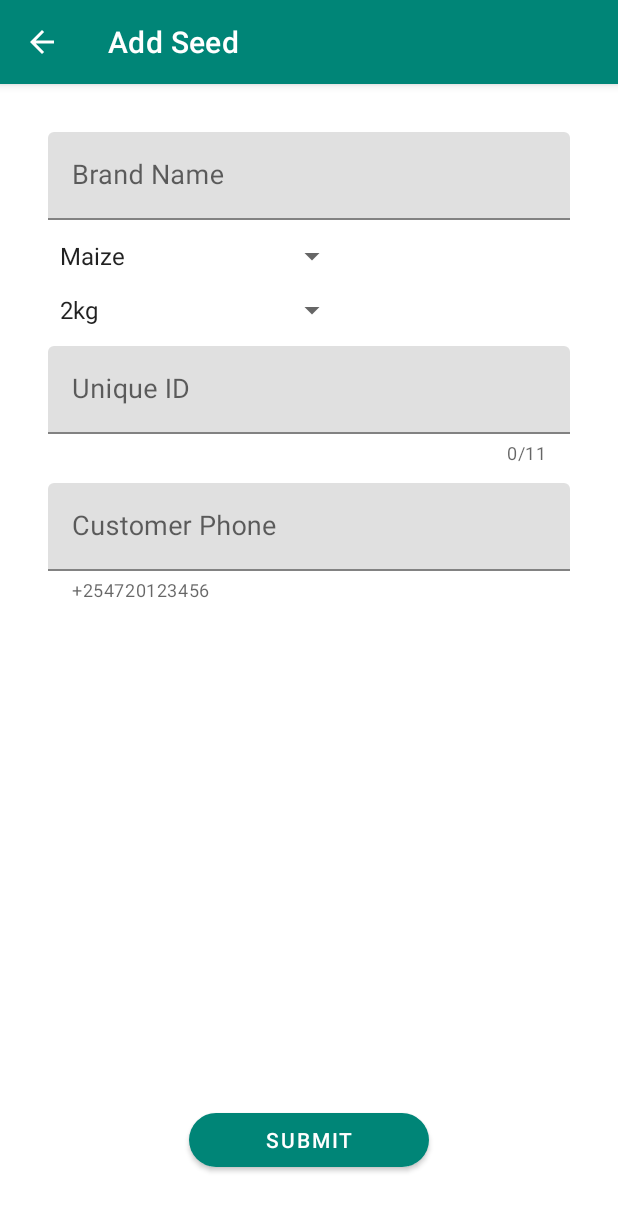
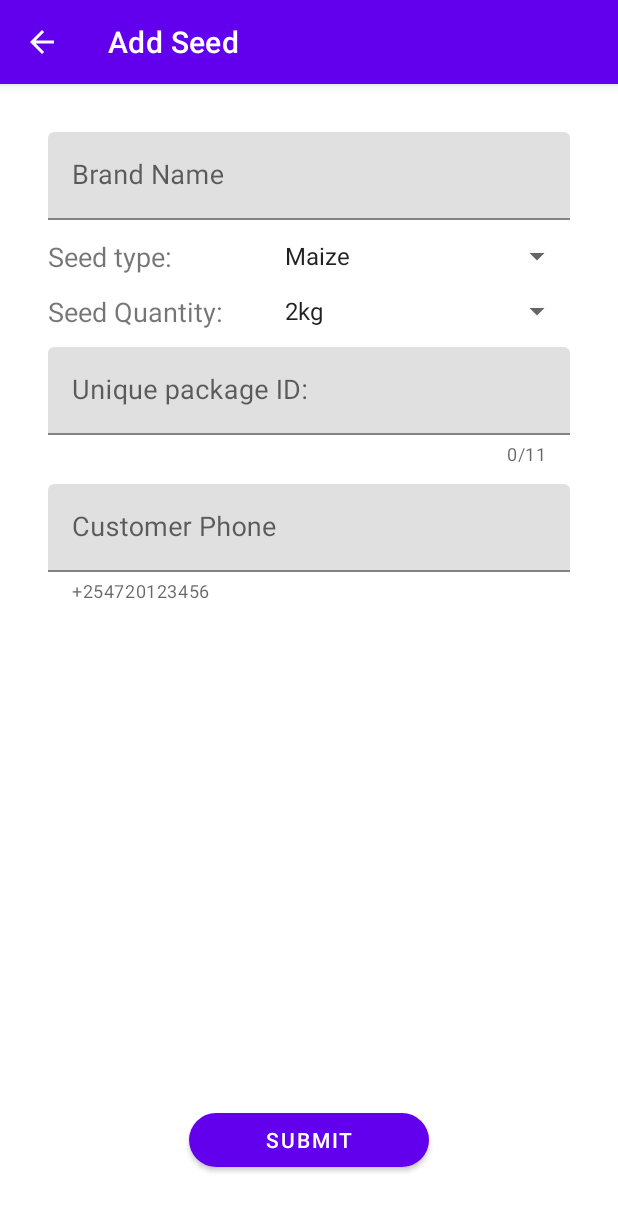
Before and after one commit to doc2dev/KoinTestDemo, an Android app: the AddSeedFragment screen opened through its navigation route, on a phone screen of 412 x 824 dp. Shown: the top 1211 px of the screen. Run offline under Robolectric (Android 15) with nearby library versions, the phone set to English and light mode, and no system bars; our stand-ins replace Room's generated code, RxJava, Timber.

Commit message:
UI tweaks

```diff
--- a/app/src/main/java/com/doc2dev/seedr/ui/addSeed/AddSeedFragment.kt
+++ b/app/src/main/java/com/doc2dev/seedr/ui/addSeed/AddSeedFragment.kt
@@ -88,11 +88,11 @@ class AddSeedFragment : Fragment() {
         val isSeedQuantitySelected = seedQuantitySelector.selectedItemPosition >= 0
         if (!isSeedQuantitySelected) {
             rootView.makeShortSnackbar("Seed quantity is required")
-            return isSeedQuantitySelected
+            return false
         }
         if (!isSeedTypeSelected) {
             rootView.makeShortSnackbar("Seed type is required")
-            return isSeedTypeSelected
+            return false
         }
         return brandName.validateNotEmpty() &&
             uniqueId.validateNotEmpty() &&
--- a/app/src/main/res/layout/fragment_add_seed.xml
+++ b/app/src/main/res/layout/fragment_add_seed.xml
@@ -24,21 +24,39 @@
 
     </com.google.android.material.textfield.TextInputLayout>
 
+    <TextView
+        android:id="@+id/seedTypeLabel"
+        android:layout_width="150dp"
+        android:layout_height="wrap_content"
+        android:text="@string/seed_type"
+        android:textSize="18sp"
+        android:layout_marginTop="12dp"
+        app:layout_constraintStart_toStartOf="parent"
+        app:layout_constraintTop_toBottomOf="@id/brandName"/>
+
     <androidx.appcompat.widget.AppCompatSpinner
         android:id="@+id/seedTypeSelector"
         android:layout_width="200dp"
         android:layout_height="wrap_content"
+        app:layout_constraintStart_toEndOf="@id/seedTypeLabel"
+        app:layout_constraintTop_toTopOf="@id/seedTypeLabel"/>
+
+    <TextView
+        android:id="@+id/seedQuantityLabel"
+        android:layout_width="150dp"
+        android:layout_height="wrap_content"
+        android:text="@string/seed_quantity_label"
+        android:textSize="18sp"
         android:layout_marginTop="12dp"
         app:layout_constraintStart_toStartOf="parent"
-        app:layout_constraintTop_toBottomOf="@id/brandName" />
+        app:layout_constraintTop_toBottomOf="@id/seedTypeLabel"/>
 
     <androidx.appcompat.widget.AppCompatSpinner
         android:id="@+id/seedQuantitySelector"
         android:layout_width="200dp"
         android:layout_height="wrap_content"
-        android:layout_marginTop="12dp"
-        app:layout_constraintStart_toStartOf="parent"
-        app:layout_constraintTop_toBottomOf="@id/seedTypeSelector" />
+        app:layout_constraintStart_toEndOf="@id/seedQuantityLabel"
+        app:layout_constraintTop_toTopOf="@id/seedQuantityLabel" />
 
     <com.google.android.material.textfield.TextInputLayout
         android:id="@+id/uniqueId"
--- a/app/src/main/res/values/colors.xml
+++ b/app/src/main/res/values/colors.xml
@@ -1,7 +1,7 @@
 <?xml version="1.0" encoding="utf-8"?>
 <resources>
-    <color name="colorPrimary">#008577</color>
-    <color name="colorPrimaryDark">#00574B</color>
-    <color name="colorAccent">#D81B60</color>
+    <color name="colorPrimary">#6200EE</color>
+    <color name="colorPrimaryDark">#3700B3</color>
+    <color name="colorAccent">#F4511E</color>
     <color name="white">#FFF</color>
 </resources>
--- a/app/src/main/res/values/strings.xml
+++ b/app/src/main/res/values/strings.xml
@@ -2,9 +2,10 @@
     <string name="app_name">SeedR</string>
     <string name="seed_type">Seed type:</string>
     <string name="quantity">Quantity:</string>
-    <string name="unique_id">Unique ID:</string>
+    <string name="unique_id">Unique package ID:</string>
     <string name="brand_name">Brand Name</string>
-    <string name="unique_id_hint">Unique ID</string>
+    <string name="unique_id_hint">Unique package ID:</string>
     <string name="customer_phone">Customer Phone</string>
     <string name="submit">Submit</string>
+    <string name="seed_quantity_label">Seed Quantity:</string>
 </resources>
```
Also changed, not shown: app/src/main/res/layout/item_seed_entry.xml (+15 -1 lines).
